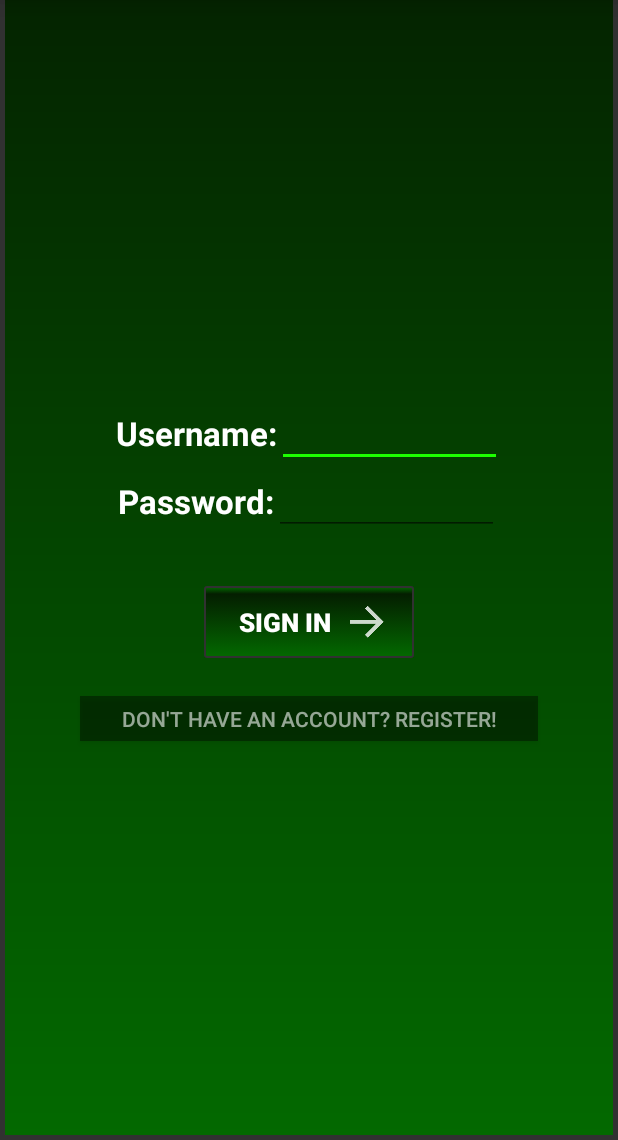
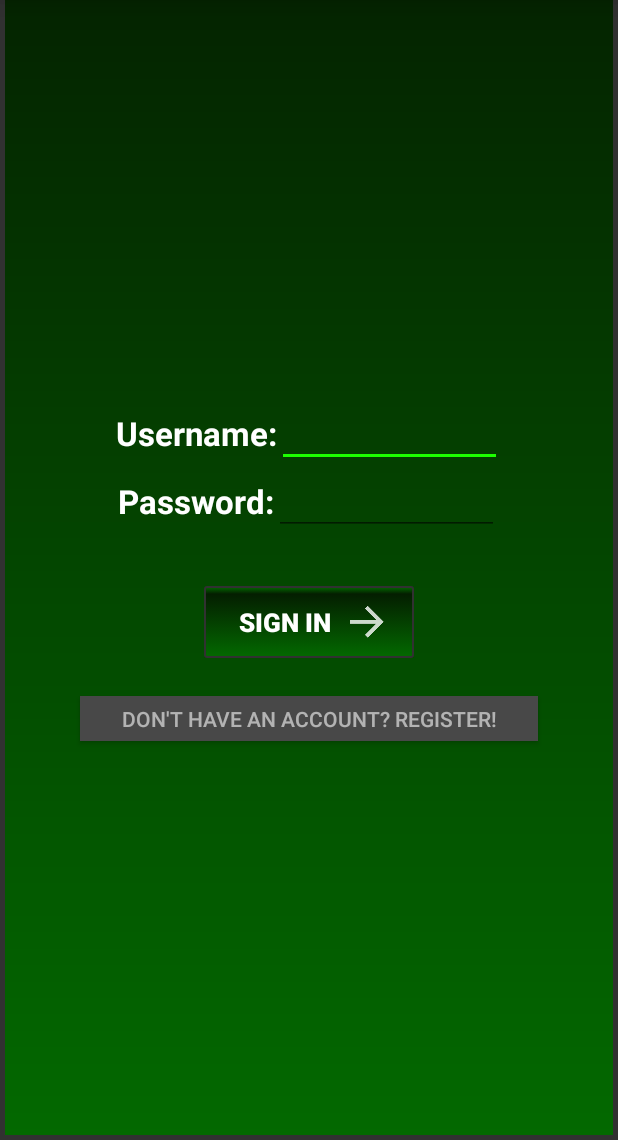
Before and after one commit to prestongarno/ToDoApp, an Android app: the screen it shows after launch (LoginActivity), on a phone screen of 412 x 824 dp, the part 96-1236 px from its top. Run offline under Robolectric (Android 15) with nearby library versions, the phone set to English and light mode, and no system bars; libraries missing offline, so code that uses them is left out: com.parse; 7 statements that could not run were skipped.

Commit message:
added login and sign up

```diff
--- a/app/src/main/java/com/example/prest/simpletodo/MainActivity.java
+++ b/app/src/main/java/com/example/prest/simpletodo/MainActivity.java
@@ -275,7 +275,6 @@ public class MainActivity extends AppCompatActivity {
                 public void onRefresh() {
                     manager.selectAllNotes(false);
                     itemsAdapter.displayCheckBoxes(false);
-                    // TODO: 8/10/2016 change loadnotes to a boolean return so we know if the data changed
                     manager.updateData(itemsAdapter, MainActivity.this);
                     itemsAdapter.notifyDataSetChanged();
                     manager.notifyAllObservers();
--- /dev/null
+++ b/app/src/main/res/drawable/simple_button_selector.xml
@@ -0,0 +1,18 @@
+<?xml version="1.0" encoding="utf-8"?>
+<selector xmlns:android="http://schemas.android.com/apk/res/android">
+    <item android:state_pressed="true">
+        <shape android:shape="rectangle">
+            <solid android:color="#6b6b6b"/>
+        </shape>
+    </item>
+    <item android:state_focused="true">
+        <shape android:shape="rectangle">
+            <solid android:color="#484848"/>
+        </shape>
+    </item>
+    <item >
+        <shape android:shape="rectangle">
+            <solid android:color="#484848"/>
+        </shape>
+    </item>
+</selector>
--- a/app/src/main/res/layout/activity_login.xml
+++ b/app/src/main/res/layout/activity_login.xml
@@ -103,7 +103,7 @@
                 android:enabled="true"
                 android:focusable="true"
                 android:textColor="@color/textColor"
-                android:inputType="textPassword"
+                android:inputType="text"
                 android:maxWidth="150dp"
                 android:maxLines="1" />
         </LinearLayout>
@@ -173,9 +173,8 @@
             android:id="@+id/btn_start_register"
             android:layout_gravity="center_horizontal"
             android:onClick="startSignUpMode"
-            android:background="#66000000"
-            android:padding="5dp"
-            style="@style/Base.TextAppearance.AppCompat.Button"/>
+            android:background="@drawable/simple_button_selector"
+            android:padding="5dp"/>
 
     </LinearLayout>
 </RelativeLayout>
```
Also changed, not shown: app/src/main/java/com/example/prest/simpletodo/LoginActivity.java (+51 -32 lines), app/src/main/res/layout/loading_panel.xml (added, +14 -0 lines).
